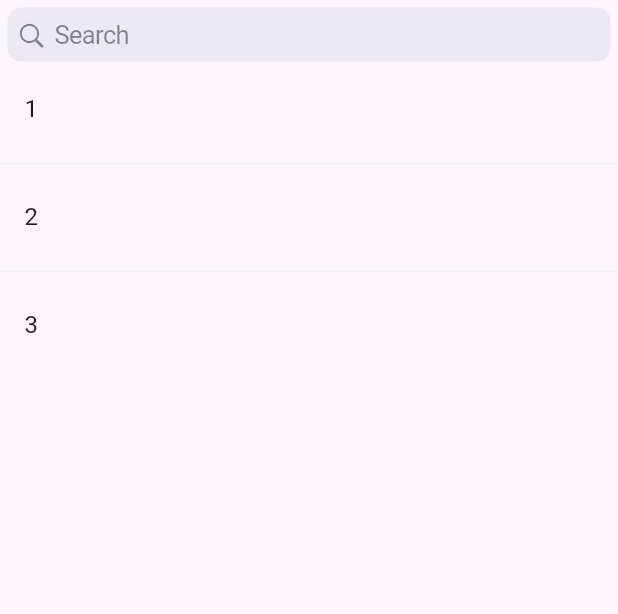
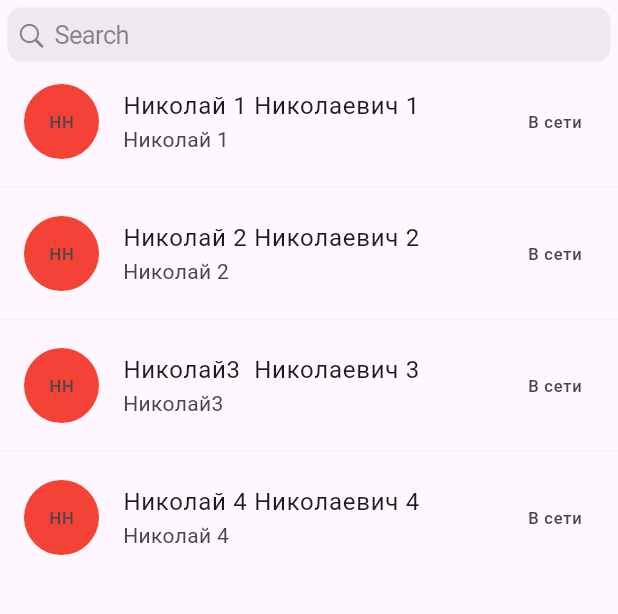
Before and after one commit to mitya5247/messenger, a Flutter app: the screen it shows after launch, on a phone screen of 412 x 824 dp, the part 84-698 px from its top. Run offline on Flutter 3.47's test engine with Material 3 defaults, Android fonts, the phone set to English and light mode, and no system bars; Roboto replaces fonts that are missing (Gilroy).

```diff
--- /dev/null
+++ b/lib/chat_list/data/models/user_model.dart
@@ -0,0 +1,9 @@
+import 'package:messenger/chat_list/domain/entities/user_entity.dart';
+
+class UserModel extends UserEntity {
+  UserModel({
+    required super.photo,
+    required super.firstName,
+    required super.secondName
+    });
+}
--- a/lib/chat_list/domain/entities/chat_entity.dart
+++ b/lib/chat_list/domain/entities/chat_entity.dart
@@ -1,8 +1,10 @@
+import 'package:messenger/chat/domain/entities/message_entity.dart';
 import 'package:messenger/chat_list/domain/entities/user_entity.dart';
 
-class ChatEntity {
+abstract class ChatEntity {
   final int id;
   final List<UserEntity> participants;
+  final List<MessageEntity>? messages;
 
-  ChatEntity({required this.id, required this.participants});
+  ChatEntity({required this.id, required this.participants, required this.messages});
 }
--- a/lib/chat_list/domain/entities/user_entity.dart
+++ b/lib/chat_list/domain/entities/user_entity.dart
@@ -1,7 +1,15 @@
-class UserEntity {
-  final int id;
+import 'package:flutter/material.dart';
+
+abstract class UserEntity {
+  late final int id;
+  final Image? photo;
   final String firstName;
   final String secondName;
+  late final String status;
 
-  const UserEntity({required this.id, required this.firstName, required this.secondName});
+  UserEntity({
+    required this.photo,
+    required this.firstName,
+    required this.secondName
+    });
 }
--- a/lib/chat_list/presentation/view/chat_list_screen.dart
+++ b/lib/chat_list/presentation/view/chat_list_screen.dart
@@ -1,6 +1,6 @@
 import 'package:flutter/material.dart';
 import 'package:messenger/chat/presentation/view/chat_screen.dart';
-import 'package:messenger/chat_list/domain/entities/chat_entity.dart';
+import 'package:messenger/chat_list/data/models/user_model.dart';
 import 'package:messenger/core/presentation/widget/custom_app_bar.dart';
 
 
@@ -12,20 +12,34 @@ class ChatListScreen extends StatefulWidget {
 }
 
 class ChatListState extends State<ChatListScreen> {
-  List<ChatEntity> chatList = [
-    ChatEntity(
-      id: 1,
-      participants: List.empty(),
-    ),
-    ChatEntity(
-      id: 2,
-      participants: List.empty(),
-    ),
-    ChatEntity(
-      id: 3,
-      participants: List.empty(),
-    ),
+  List<UserModel> chatList = [
+    UserModel(
+      photo: Image.asset("1"),
+      firstName: "Николай 1",
+      secondName: "Николаевич 1",
+      ),
+      UserModel(
+        photo: Image.asset("2"),
+        firstName: "Николай 2",
+        secondName: "Николаевич 2",
+      ),
+      UserModel(
+        photo: Image.asset("3"),
+        firstName: "Николай3 ",
+        secondName: "Николаевич 3",
+      ),
+      UserModel(
+        photo: Image.asset("4"),
+        firstName: "Николай 4",
+        secondName: "Николаевич 4",
+      ),
   ];
+
+  @override
+  void initState() {
+    super.initState();
+    // логика по выгрузке списка чатов из БД
+  }
 
   @override
   Widget build(BuildContext context) {
@@ -36,8 +50,19 @@ class ChatListState extends State<ChatListScreen> {
           itemCount: chatList.length,
           itemBuilder: (context, i) =>
           ListTile(
-            title: Text(chatList[i].id.toString()),
-            onTap: () => Navigator.push(context, MaterialPageRoute(builder: (context) => const ChatScreen())),
+            leading: Container(
+              height: 50,
+              width: 50,
+              decoration: const BoxDecoration(
+                color: Colors.red,
+                shape: BoxShape.circle,
+              ),
+              child: Center(child: Text(chatList[i].firstName.substring(0, 1) + chatList[i].secondName.substring(0, 1)),),
+            ),
+            trailing: Text(chatList[i].status = "В сети"),
+            title: Text("${chatList[i].firstName} ${chatList[i].secondName}"),
+            subtitle: Text(chatList[i].firstName.toString()),
+            onTap: () => Navigator.push(context, MaterialPageRoute(builder: (context) => ChatScreen(contact: UserModel(photo: null, firstName: chatList[i].firstName, secondName: chatList[i].secondName),))),
           ),
           separatorBuilder: (context, index) {
             return const Divider(color: Color(0xffEDF2F6));
--- a/lib/core/presentation/view/messenger_app.dart
+++ b/lib/core/presentation/view/messenger_app.dart
@@ -1,9 +1,6 @@
 import 'package:flutter/material.dart';
 import 'package:messenger/chat_list/presentation/view/chat_list_screen.dart';
 
-import '../../../main.dart';
-import '../../theme/app_colors.dart';
-import '../../theme/app_fonts.dart';
 
 class MessengerApp extends StatefulWidget {
   const MessengerApp({super.key, required this.title});
@@ -19,7 +16,7 @@ class MessengerAppState extends State<MessengerApp> {
   @override
   Widget build(BuildContext context) {
     return MaterialApp(
-      title: 'Flutter Demo',
+      title: 'Messenger',
       theme: ThemeData(
         colorScheme: ColorScheme.fromSeed(seedColor: Colors.deepPurple),
         useMaterial3: true,
--- a/pubspec.yaml
+++ b/pubspec.yaml
@@ -35,6 +35,7 @@ dependencies:
   # The following adds the Cupertino Icons font to your application.
   # Use with the CupertinoIcons class for iOS style icons.
   cupertino_icons: ^1.0.8
+  flutter_svg: ^2.0.17
 
 dev_dependencies:
   flutter_test:
```
Also changed, not shown: lib/chat/presentation/view/chat_screen.dart (+14 -4 lines), lib/chat/presentation/widgets/custom_chat_app_bar.dart (+13 -6 lines), lib/chat_list/data/models/chat_model.dart (added, +9 -0 lines), lib/chat_list/data/models/message_model.dart (added, +10 -0 lines), lib/chat_list/domain/entities/message_entity.dart (added, +19 -0 lines), lib/core/presentation/widget/contact_widget.dart (added, +10 -0 lines), pubspec.lock.
